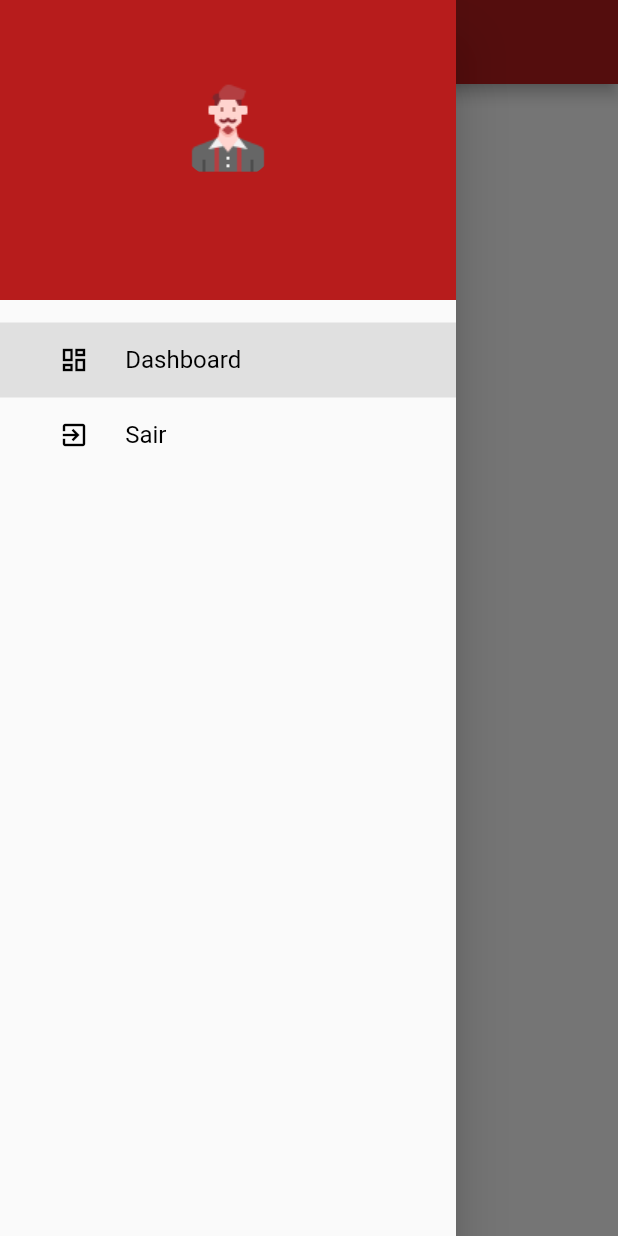
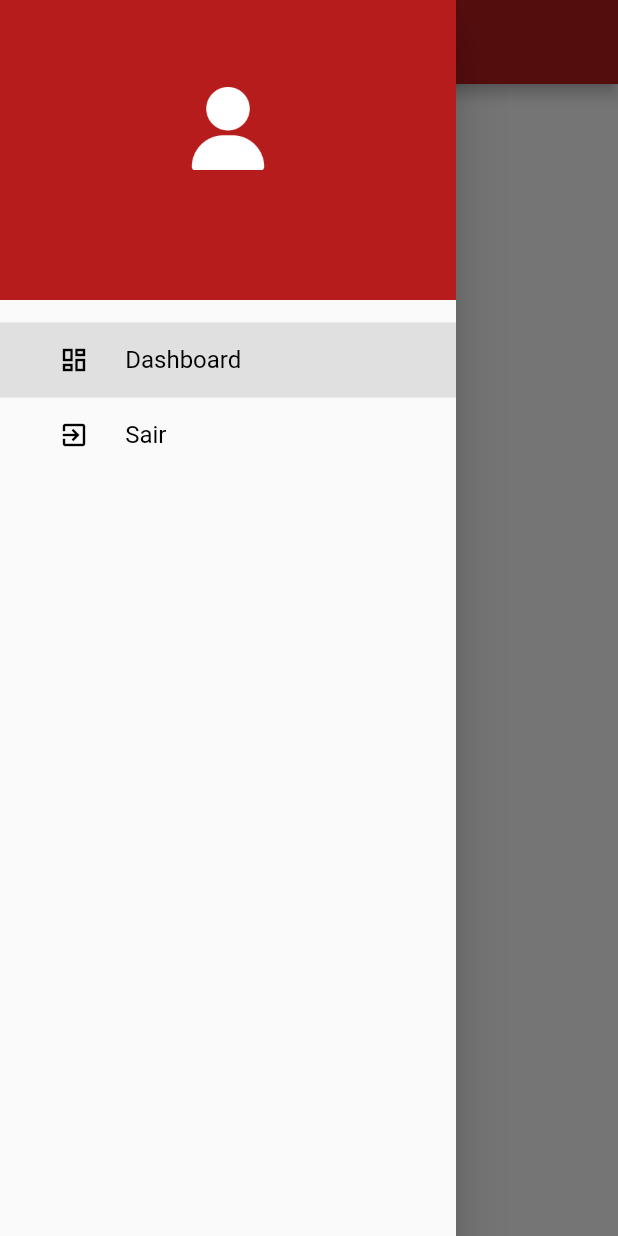
Before and after one commit to BetoHack64/opecaToBe, a Flutter app: the Home screen opened directly, with the side drawer open, on a phone screen of 412 x 824 dp. Run offline on Flutter 3.47's test engine with Material 2 defaults, Android fonts, the phone set to English and light mode, and no system bars; our stand-ins replace auto_size_text, modal_bottom_sheet, motion_tab_bar, shared_preferences; missing offline and left inert: blurry, fab_circular_menu; accounts and stored records are empty; network calls fail.

Commit message:
Alteracao na lista de operacoes

```diff
--- a/lib/Aprovacoes/AprovarRejeitar.dart
+++ b/lib/Aprovacoes/AprovarRejeitar.dart
@@ -104,9 +104,10 @@ class _DashboardState extends State<Dashboard> {
       appBar: AppBar(
         elevation: 5.0,
         backgroundColor: Colors.red[900],
-        title: Text('SOP' + " - " + nome),
+        title: Text('Portal de Operações' + " - " + nome),
         centerTitle: true,
         actions: [
+        //Center(child: Text('Anexos')),
           botaoHomeAparece
               ? IconButton(
                   onPressed: () {
@@ -116,6 +117,7 @@ class _DashboardState extends State<Dashboard> {
                     );
                   },
                   icon: Icon(Icons.attach_file),
+
                 )
               : Text(""),
         ],
--- a/lib/Aprovacoes/listaAprovacoes.dart
+++ b/lib/Aprovacoes/listaAprovacoes.dart
@@ -226,7 +226,7 @@ class _DashboardState extends State<Dashboard> {
       appBar: AppBar(
         elevation: 0.1,
         backgroundColor: Colors.red[900],
-        title: Text('SOP' + traco + nome),
+        title: Text('Portal de Operações' + traco + nome),
         actions: [
           IconButton(
             onPressed: () {
--- a/lib/Header/my_header_drawer.dart
+++ b/lib/Header/my_header_drawer.dart
@@ -49,11 +49,18 @@ class _MyHeaderDrawerState extends State<MyHeaderDrawer> {
           Container(
             margin: EdgeInsets.only(bottom: 10),
             height: 70,
-            decoration: BoxDecoration(
+            /*decoration: BoxDecoration(
               shape: BoxShape.circle,
               image: DecorationImage(
-                image: AssetImage('assets/images/pexels-pixabay.png'),
+                image: AssetImage('assets/images/user.png'),
+
               ),
+              color: Colors.white
+            ),*/
+            child: Image.asset(
+              'assets/images/user.png',
+              color: Colors.white,
+              width: 55,
             ),
           ),
           Text(
--- a/lib/Home/main.dart
+++ b/lib/Home/main.dart
@@ -64,7 +64,7 @@ class HomeState extends State<Home> {
     }
     return Scaffold(
       appBar: AppBar(
-        title: Text('SOP'),
+        title: Text('Portal de Operações'),
         backgroundColor: Colors.red[900],
         centerTitle: true,
       ),
--- a/pubspec.yaml
+++ b/pubspec.yaml
@@ -79,6 +79,7 @@ flutter:
     - assets/images/icons8-coin-in-hand-90.png
     - assets/images/analytics.png
     - assets/images/icons8-calculator-64.png
+    - assets/images/user.png
   # An image asset can refer to one or more resolution-specific "variants", see
   # https://flutter.dev/assets-and-images/#resolution-aware.
   # For details regarding adding assets from package dependencies, see
```
Also changed, not shown: lib/Authentication/login.dart (+7 -4 lines), lib/dashboard.dart (+19 -5 lines), assets/images/user.png (added), 1 other file.
